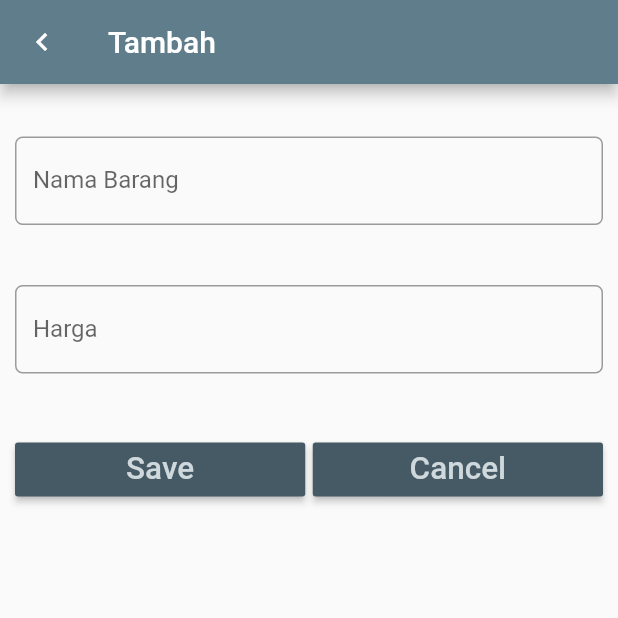
After one commit to chafidhoturrochimah/flutter_week6_databasesqlite, a Flutter app: the screen it shows after launch, after a tap on "Tambah Item", on a phone screen of 412 x 824 dp, the top half of it. The commit adds this screen. Run offline on Flutter 3.47's test engine with Material 2 defaults, Android fonts, the phone set to English and light mode, and no system bars; our stand-ins replace sqflite; accounts and stored records are empty.

Commit message:
UI Home, EntryForm, DbHelper, pubspec, Item, Main

```diff
--- /dev/null
+++ b/lib/UI/EntryForm.dart
@@ -0,0 +1,133 @@
+import 'package:flutter/material.dart';
+import 'package:flutter_week6_databasesqlite/models/item.dart';
+
+class EntryForm extends StatefulWidget {
+  final Item item;
+
+  EntryForm(this.item);
+
+  @override
+  EntryFormState createState() => EntryFormState(this.item);
+}
+
+//class controller
+class EntryFormState extends State<EntryForm> {
+  Item item;
+
+  EntryFormState(this.item);
+
+  TextEditingController nameController = TextEditingController();
+  TextEditingController priceController = TextEditingController();
+
+  @override
+  Widget build(BuildContext context) {
+    //kondisi
+    if (item != null) {
+      nameController.text = item.name;
+      priceController.text = item.price.toString();
+    }
+
+    //rubah
+    return Scaffold(
+      appBar: AppBar(
+        title: item == null ? Text('Tambah') : Text('Ubah'),
+        leading: Icon(Icons.keyboard_arrow_left),
+      ),
+      body: Padding(
+        padding: EdgeInsets.only(top: 15.0, left: 10.0, right: 10.0),
+        child: ListView(
+          children: <Widget>[
+            // nama
+            Padding(
+              padding: EdgeInsets.only(top: 20.0, bottom: 20.0),
+              child: TextField(
+                controller: nameController,
+                keyboardType: TextInputType.text,
+                decoration: InputDecoration(
+                  labelText: 'Nama Barang',
+                  border: OutlineInputBorder(
+                    borderRadius: BorderRadius.circular(5.0),
+                  ),
+                ),
+                onChanged: (value) {
+                  //
+                },
+              ),
+            ),
+
+            // harga
+            Padding(
+              padding: EdgeInsets.only(top: 20.0, bottom: 20.0),
+              child: TextField(
+                controller: priceController,
+                keyboardType: TextInputType.number,
+                decoration: InputDecoration(
+                  labelText: 'Harga',
+                  border: OutlineInputBorder(
+                    borderRadius: BorderRadius.circular(5.0),
+                  ),
+                ),
+                onChanged: (value) {
+                  //
+                },
+              ),
+            ),
+
+            // tombol button
+            Padding(
+              padding: EdgeInsets.only(top: 20.0, bottom: 20.0),
+              child: Row(
+                children: <Widget>[
+                  // tombol simpan
+                  Expanded(
+                    child: RaisedButton(
+                      color: Theme.of(context).primaryColorDark,
+                      textColor: Theme.of(context).primaryColorLight,
+                      child: Text(
+                        'Save',
+                        textScaleFactor: 1.5,
+                      ),
+                      onPressed: () {
+                        if (item == null) {
+                          // tambah data
+                          item = Item(nameController.text,
+                            int.parse(priceController.text)
+                          );
+                        } else {
+                          // ubah data
+                          item.name = nameController.text;
+                          item.price = int.parse(priceController.text);
+                        }
+                        // kembali ke layar sebelumnya dengan membawa objek item
+                        Navigator.pop(context, item);
+                      },
+                    ),
+                  ),
+
+                  Container(
+                    width: 5.0,
+                  ),
+
+                  // tombol batal
+                  Expanded(
+                    child: RaisedButton(
+                      color: Theme.of(context).primaryColorDark,
+                      textColor: Theme.of(context).primaryColorLight,
+                      child: Text(
+                        'Cancel',
+                        textScaleFactor: 1.5,
+                      ),
+                      onPressed: () {
+                        Navigator.pop(context);
+                      },
+                    ),
+                  ),
+                ],
+              ),
+            ),
+          ],
+        ),
+      )
+    );
+  }
+}
--- /dev/null
+++ b/lib/UI/Home.dart
@@ -0,0 +1,114 @@
+import 'package:flutter/material.dart';
+import 'package:flutter_week6_databasesqlite/helpers/DbHelper.dart';
+import 'package:flutter_week6_databasesqlite/models/item.dart';
+import 'package:sqflite/sqflite.dart';
+import 'dart:async';
+import 'EntryForm.dart';
+
+//pendukung program asinkron
+class Home extends StatefulWidget {
+  @override
+  HomeState createState() => HomeState();
+}
+
+class HomeState extends State<Home> {
+  DbHelper dbHelper = DbHelper();
+
+  int count = 0;
+
+  List<Item> itemList;
+
+  @override
+  Widget build(BuildContext context) {
+    if (itemList == null) {
+      itemList = List<Item>();
+    }
+    return Scaffold(
+      appBar: AppBar(
+        title: Text('Daftar Item'),
+      ),
+      body: Column(children: [
+        Expanded(
+          child: createListView(),
+        ),
+        Container(
+          alignment: Alignment.bottomCenter,
+          child: SizedBox(
+            width: double.infinity,
+            child: RaisedButton(
+              child: Text("Tambah Item"),
+              onPressed: () async {
+                var item = await navigateToEntryForm(context, null);
+                if (item != null) {
+                  //TODO 2 Panggil Fungsi untuk Insert ke DB
+                  int result = await dbHelper.insert(item);
+                  if (result > 0) {
+                    updateListView();
+                  }
+                }
+              },
+            ),
+          ),
+        ),
+      ]),
+    );
+  }
+
+  Future<Item> navigateToEntryForm(BuildContext context, Item item) async {
+    var result = await Navigator.push(context,
+        MaterialPageRoute(builder: (BuildContext context) {
+      return EntryForm(item);
+    }));
+    return result;
+  }
+
+  ListView createListView() {
+    TextStyle textStyle = Theme.of(context).textTheme.headline5;
+    return ListView.builder(
+      itemCount: count,
+      itemBuilder: (BuildContext context, int index) {
+        return Card(
+          color: Colors.white,
+          elevation: 2.0,
+          child: ListTile(
+            leading: CircleAvatar(
+              backgroundColor: Colors.red,
+              child: Icon(Icons.ad_units),
+            ),
+            title: Text(
+              this.itemList[index].name,
+              style: textStyle,
+            ),
+            subtitle: Text(this.itemList[index].price.toString()),
+            trailing: GestureDetector(
+              child: Icon(Icons.delete),
+              onTap: () async {
+                //TODO 3 Panggil Fungsi untuk Delete dari DB berdasarkan Item
+              },
+            ),
+            onTap: () async {
+              var item =
+                  await navigateToEntryForm(context, this.itemList[index]);
+              //TODO 4 Panggil Fungsi untuk Edit data
+            },
+          ),
+        );
+      },
+    );
+  }
+
+  //update List item
+  void updateListView() {
+    final Future<Database> dbFuture = dbHelper.initDb();
+    dbFuture.then((database) {
+      //TODO 1 Select data dari DB
+      Future<List<Item>> itemListFuture = dbHelper.getItemList();
+      itemListFuture.then((itemList) {
+        setState(() {
+          this.itemList = itemList;
+          this.count = itemList.length;
+        });
+      });
+    });
+  }
+}
--- /dev/null
+++ b/lib/models/Item.dart
@@ -0,0 +1,35 @@
+import 'package:flutter/material.dart';
+
+class Item{
+  int _id;
+  String _name;
+  int _price;
+
+  int get id => _id;
+
+  String get name => this._name;
+  set name(String value) => this._name = value;
+
+  get price => this._price;
+  set price( value) => this._price = value;
+
+  // konstruktor versi 1
+  Item(this._name, this._price);
+
+  // konstruktor versi 2: konversi dari Map ke Item
+  Item.fromMap(Map<String, dynamic> map) {
+    this._id = map['id'];
+    this._name = map['name'];
+    this._price = map['price'];
+  }
+
+  // konversi dari Item ke Map
+  //method Map untuk melakukan update dan insert.
+  Map<String, dynamic> toMap() {
+    Map<String, dynamic> map = Map<String, dynamic>();
+    map['id'] = this._id;
+    map['name'] = name;
+    map['price'] = price;
+    return map;
+  }
+}
--- a/pubspec.yaml
+++ b/pubspec.yaml
@@ -23,6 +23,8 @@ environment:
 dependencies:
   flutter:
     sdk: flutter
+  sqflite: any
+  path_provider: any
 
 
   # The following adds the Cupertino Icons font to your application.
```
Also changed, not shown: lib/helpers/DbHelper.dart (added, +95 -0 lines), lib/main.dart (+8 -101 lines), pubspec.lock.
